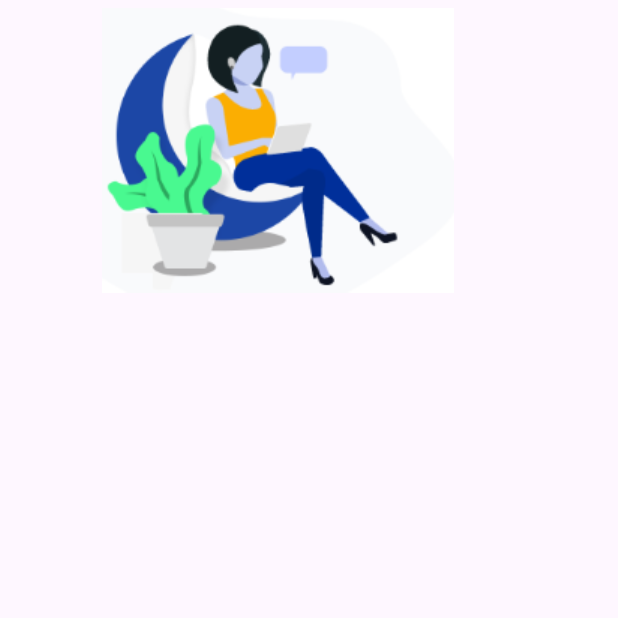
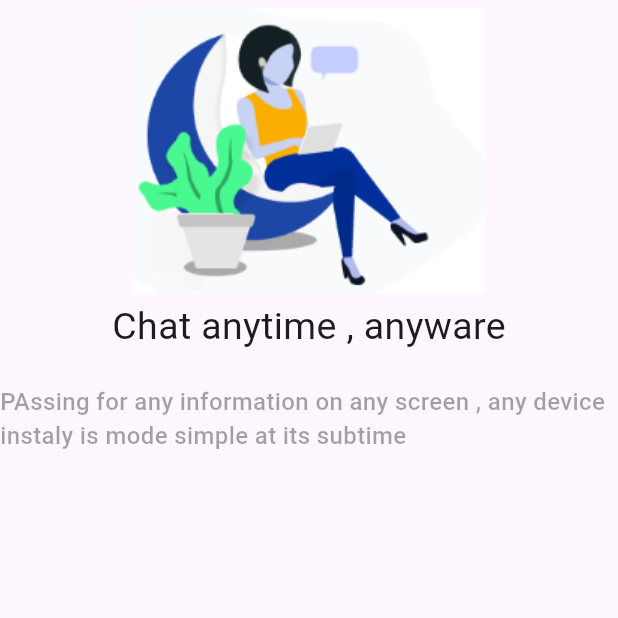
Before and after one commit to abdelrahman3003/chat-app, a Flutter app: the screen it shows after launch, on a phone screen of 412 x 824 dp, the top half of it. Run offline on Flutter 3.47's test engine with Material 3 defaults, Android fonts, the phone set to English and light mode, and no system bars; our stand-ins replace bloc, cloud_firestore, firebase_auth, firebase_core, flutter_bloc, modal_progress_hud_nsn; accounts and stored records are empty.

Commit message:
add list models

```diff
--- a/lib/models/onboarding.dart
+++ b/lib/models/onboarding.dart
@@ -6,3 +6,23 @@ class OnboardingModel {
   OnboardingModel(
       {required this.title, required this.subtilte, required this.image});
 }
+
+List<OnboardingModel> onboadingList = [
+  OnboardingModel(
+    title: "Chat anytime , anywhere",
+    subtilte:
+        "Passing for any information on any screen , any device insatlly is mode simp;e at its subtime",
+    image: "assets/images/onboardingImages/1.PNG",
+  ),
+  OnboardingModel(
+    title: "Your space in your dream",
+    subtilte:
+        "A lag-free video chat connection between your users is easy and much everywhere on any device",
+    image: "assets/images/onboardingImages/2.PNG",
+  ),
+  OnboardingModel(
+    title: "Perfect chat solution",
+    subtilte: "your space in your dream and ",
+    image: "assets/images/onboardingImages/3.PNG",
+  ),
+];
--- a/lib/pages/screens/onboarding.dart
+++ b/lib/pages/screens/onboarding.dart
@@ -1,3 +1,4 @@
+import 'package:chat_app1/constant.dart/styles%20copy.dart';
 import 'package:flutter/material.dart';
 
 class OnBoarding extends StatelessWidget {
@@ -14,6 +15,18 @@ class OnBoarding extends StatelessWidget {
             width: width * .9,
             child: Image.asset("assets/images/onboardingImages/1.PNG"),
           ),
+          Text(
+            "Chat anytime , anyware",
+            style: Styles.textStyle25,
+          ),
+          SizedBox(height: 20),
+          Opacity(
+            opacity: .4,
+            child: Text(
+              "PAssing for any information on any screen , any device instaly is mode simple at its subtime",
+              style: Styles.textStyle16,
+            ),
+          ),
         ],
       ),
     );
```
